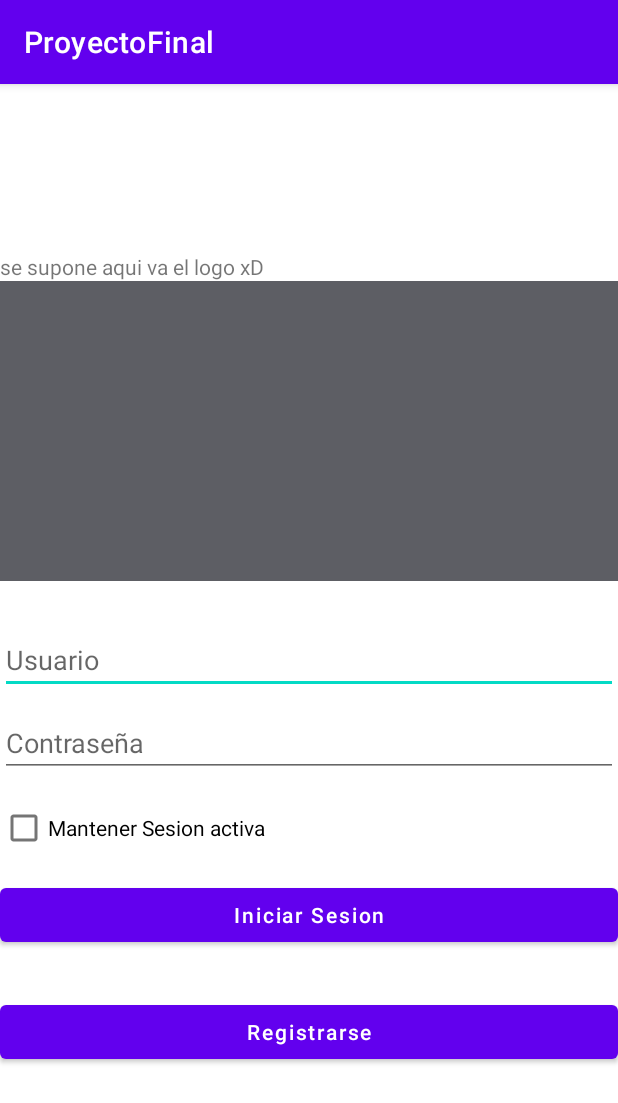
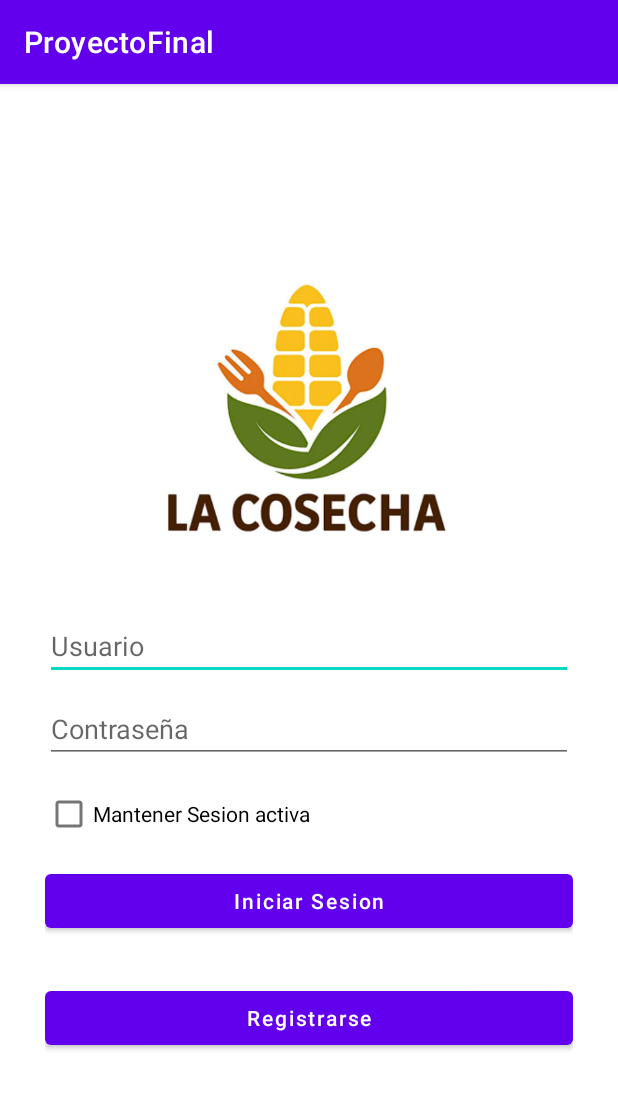
Before and after one commit to JuanPabloPR/Proyecto_Final_Movil-1, an Android app: the screen it shows after launch (InicioSesion), on a phone screen of 412 x 824 dp. Shown: the top 1103 px of the screen. Run offline under Robolectric (Android 15) with nearby library versions, the phone set to English and light mode, and no system bars.

Commit message:
Logo en Inicio de sesion

```diff
--- a/app/src/main/res/layout/activity_inicio_sesion.xml
+++ b/app/src/main/res/layout/activity_inicio_sesion.xml
@@ -15,18 +15,14 @@
         app:layout_constraintRight_toRightOf="parent"
         app:layout_constraintBottom_toBottomOf="parent"
         android:orientation="vertical"
+        android:layout_marginLeft="30dp"
+        android:layout_marginRight="30dp"
         >
-        <!-- eliminar despues de poner el logo -->
-        <TextView
-            android:layout_width="match_parent"
-            android:layout_height="wrap_content"
-            android:text="se supone aqui va el logo xD"
-            />
 
         <ImageView
             android:layout_width="match_parent"
             android:layout_height="200dp"
-            android:src="@color/material_dynamic_neutral40"
+            android:src="@drawable/logo"
             />
 
         <EditText
```
Also changed, not shown: app/src/main/res/drawable/logo.png (added).
